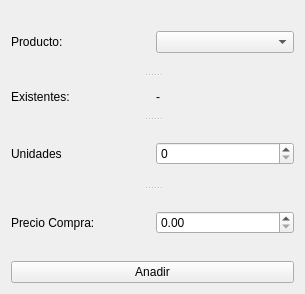
Qt form nuevoform.ui (Hayai01/BoxLoad) before a commit.
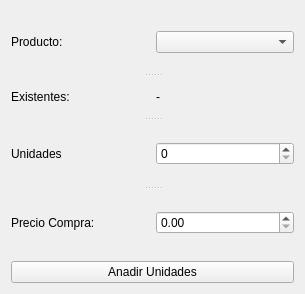
The same form after that commit.

What changed in the file:
```diff
--- a/nuevoform.ui
+++ b/nuevoform.ui
@@ -84,7 +84,7 @@
    <item row="1" column="0">
     <widget class="QPushButton" name="anadirButton">
      <property name="text">
-      <string>Anadir</string>
+      <string>Anadir Unidades</string>
      </property>
     </widget>
    </item>
```
